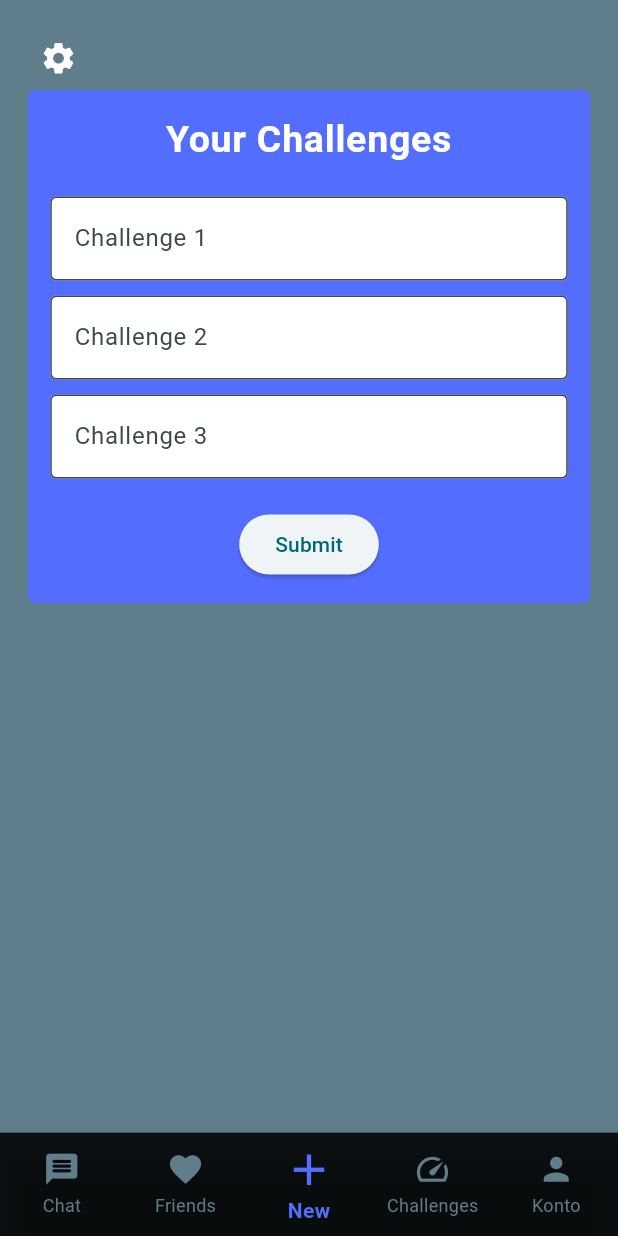
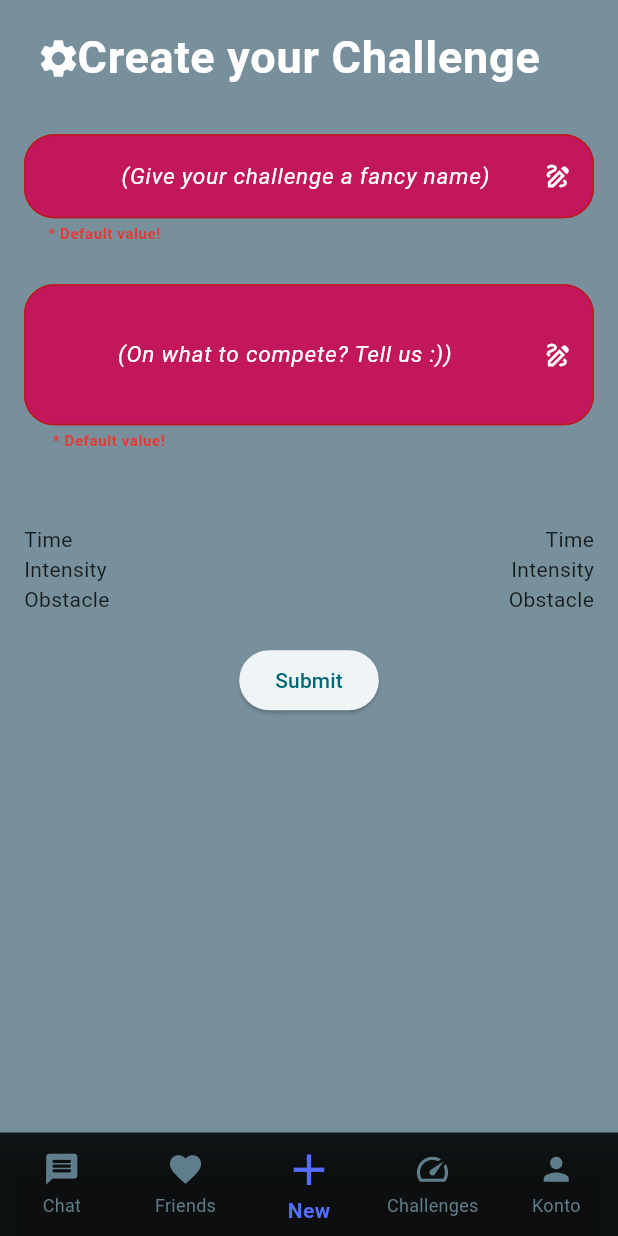
Before and after one commit to DankoRother/Prog-JoWi-DaRo, a Flutter app: the screen it shows after launch, item 3 of the bottom bar chosen, after a tap on "Submit", on a phone screen of 412 x 824 dp. Run offline on Flutter 3.47's test engine with Material 3 defaults, Android fonts, the phone set to English and light mode, and no system bars.

Commit message:
zweite geh versuche

```diff
--- a/lib/main.dart
+++ b/lib/main.dart
@@ -17,7 +17,7 @@
       title: 'Fick deine Mutter',
       theme: ThemeData(
         colorScheme: ColorScheme.fromSeed(seedColor: Colors.white),
-        scaffoldBackgroundColor: Colors.blueGrey,
+        scaffoldBackgroundColor: Colors.blueGrey[400],
         useMaterial3: true,
       ),
       home: const MyHomePage(title: 'Flutter Demo Home Page'),
@@ -175,12 +175,20 @@
                     ),
                   ),
                   SizedBox(height: 20),  // Abstand zwischen dem letzten Textfeld und dem Button
-                  ElevatedButton(
-                    onPressed: () {
-                      // Hier kannst du die Funktion für den Button hinzufügen
+                  ElevatedButton.icon(onPressed: () {
+                    print('Button gedrückt');
                   },
-                    child: Text('Submit'),
+                    icon: Icon(Icons.favorite_border),
+                    label: Text('Like'),
+                    style: ElevatedButton.styleFrom(
+                      foregroundColor: Colors.white, backgroundColor: Colors.blueGrey,   // Textfarbe des Buttons
+                      padding: EdgeInsets.symmetric(horizontal: 16.0, vertical: 12.0), // Innenabstand des Buttons
+                      shape: RoundedRectangleBorder(
+                        borderRadius: BorderRadius.circular(15), // Abrundung der Ecken
                       ),
+                    ),
+
+                  )
                 ],
               ),
             ),
@@ -193,7 +201,7 @@
             child: IconButton(
               icon: Icon(Icons.settings),
               color: Colors.white,  // Farbe des Icons
-              iconSize: 25,  // Größe des Icons
+              iconSize: 30,  // Größe des Icons
               onPressed: () {
                 // Hier kommt die Navigation zur Einstellungsseite
                 Navigator.push(
@@ -224,54 +232,126 @@
           Align(
             alignment: Alignment.topCenter,  // Horizontale Zentrierung, oben angeordnet
             child: Container(
-              width: 375,  // Feste Breite
-              margin: EdgeInsets.only(top: 60),  // Abstand von oben
-              padding: EdgeInsets.all(15),  // Innerer Abstand
+              width: 400,
+              height: 570,// Feste Breite
+              margin: EdgeInsets.only(top: 6.5),  // Abstand von oben
+              padding: EdgeInsets.all(10),  // Innerer Abstand
               decoration: BoxDecoration(
-                color: Colors.indigoAccent,  // Hintergrundfarbe des Containers
+                color: Colors.indigoAccent[300],  // Hintergrundfarbe des Containers
                 borderRadius: BorderRadius.circular(5),  // Abrundung der Ecken
               ),
               child: Column(
                 mainAxisSize: MainAxisSize.min,  // Minimiert die Größe der Spalte
                 children: [
                   Text(
-                    'Your Challenges',
+                    'Create your Challenge',
                     style: TextStyle(
                       color: Colors.white,
-                      fontSize: 25,
+                      fontSize: 30,
                       fontWeight: FontWeight.bold,
                       letterSpacing: 0.5,
-                    ),  // Textstil
+                    ), // Textstil
                     textAlign: TextAlign.center,  // Textzentrierung
                   ),
-                  SizedBox(height: 20),  // Abstand zwischen Text und erstem Textfeld
-                  TextField(
+                  //Icon(Icons.draw, color: Colors.white),
+                  SizedBox(height: 30),
+                  Container(
+                    height: 100,
+                    child: TextFormField(
+                      style: TextStyle(color: Colors.white),
                       decoration: InputDecoration(
-                      hintText: 'Challenge 1',
-                      border: OutlineInputBorder(),
-                      fillColor: Colors.white,
+                        prefixText: 'Name: ',
+                        prefixStyle: TextStyle(
+                          color: Colors.white,
+                          fontStyle: FontStyle.normal,
+                          fontSize: 15,
+                        ),
+                        suffixIcon: Icon(Icons.draw_outlined, color: Colors.white, size: 20),
+                        hintText: '(Give your challenge a fancy name)',
+                        hintStyle: TextStyle(
+                          color: Colors.white,
+                          fontStyle: FontStyle.italic,
+                          fontSize: 15,
+                        ),
+                        errorText: '* Default value!', // Entfernen, wenn Validator verwendet wird
+                        errorStyle: TextStyle(
+                          color: Colors.red[600],
+                          fontSize: 10,
+                          fontWeight: FontWeight.bold,
+                        ),
+                        border: OutlineInputBorder(
+                          borderRadius: BorderRadius.circular(20),
+                          borderSide: BorderSide(color: Colors.black54)
+                        ),
+                        fillColor: Colors.pink[700],
                         filled: true,
                       ),
-                  ),
-                  SizedBox(height: 10),  // Abstand zwischen den Textfeldern
-                  TextField(
-                    decoration: InputDecoration(
-                      hintText: 'Challenge 2',
-                      border: OutlineInputBorder(),
-                      fillColor: Colors.white,
-                      filled: true,
+                      /*obscureText: true,
+                      validator: (value) {
+                        if (value == null || value.length < 6) {
+                          return 'Das Passwort muss mindestens 6 Zeichen lang sein';
+                        }
+                        return null;
+                      },*/
                     ),
                   ),
-                  SizedBox(height: 10),  // Abstand zwischen den Textfeldern
-                  TextField(
+                  Container(
+                    height: 150,
+                    child: TextFormField(
+                      style: TextStyle(color: Colors.white),
                       decoration: InputDecoration(
-                      hintText: 'Challenge 3',
-                      border: OutlineInputBorder(),
-                      fillColor: Colors.white,
+                        prefixText: 'What: ',
+                        prefixStyle: TextStyle(
+                          color: Colors.white,
+                          fontStyle: FontStyle.normal,
+                          fontSize: 15,
+                        ),
+                        suffixIcon: Icon(Icons.draw_outlined, color: Colors.white, size: 20),
+                        hintText: '(On what to compete? Tell us :))',
+                        hintStyle: TextStyle(
+                          color: Colors.white,
+                          fontStyle: FontStyle.italic,
+                          fontSize: 15,
+                        ),
+                        errorText: '* Default value!', // Entfernen, wenn Validator verwendet wird
+                        errorStyle: TextStyle(
+                          color: Colors.red[600],
+                          fontSize: 10,
+                          fontWeight: FontWeight.bold,
+                        ),
+                        border: OutlineInputBorder(
+                            borderRadius: BorderRadius.circular(20),
+                            borderSide: BorderSide(color: Colors.black54)
+                        ),
+                        fillColor: Colors.pink[700],
                         filled: true,
+                        contentPadding: EdgeInsets.symmetric(vertical: 35.0, horizontal: 15.0),
                       ),
                     ),
-                  SizedBox(height: 20),  // Abstand zwischen dem letzten Textfeld und dem Button
+                  ),
+                  SizedBox(height: 10),
+                  Row(
+                    mainAxisAlignment: MainAxisAlignment.spaceBetween,
+                    children: [
+                      Column(
+                        crossAxisAlignment: CrossAxisAlignment.start,
+                        children: [
+                          Text('Time'),
+                          Text('Intensity'),
+                          Text('Obstacle'),
+                        ],
+                      ),
+                      Column(
+                        crossAxisAlignment: CrossAxisAlignment.end,
+                        children: [
+                          Text('Time'),
+                          Text('Intensity'),
+                          Text('Obstacle'),
+                        ],
+                      )
+                    ],
+                  ),
+                  SizedBox(height: 20,),
                   ElevatedButton(
                     onPressed: () {
                       // Hier kannst du die Funktion für den Button hinzufügen
@@ -290,7 +370,7 @@
             child: IconButton(
               icon: Icon(Icons.settings),
               color: Colors.white,  // Farbe des Icons
-              iconSize: 25,  // Größe des Icons
+              iconSize: 30,  // Größe des Icons
               onPressed: () {
                 // Hier kommt die Navigation zur Einstellungsseite
                 Navigator.push(
@@ -492,7 +572,7 @@
             child: IconButton(
               icon: Icon(Icons.settings),
               color: Colors.white,  // Farbe des Icons
-              iconSize: 25,  // Größe des Icons
+              iconSize: 30,  // Größe des Icons
               onPressed: () {
                 // Hier kommt die Navigation zur Einstellungsseite
                 Navigator.push(
```
Lines whose indentation alone changed are shown as unchanged.
